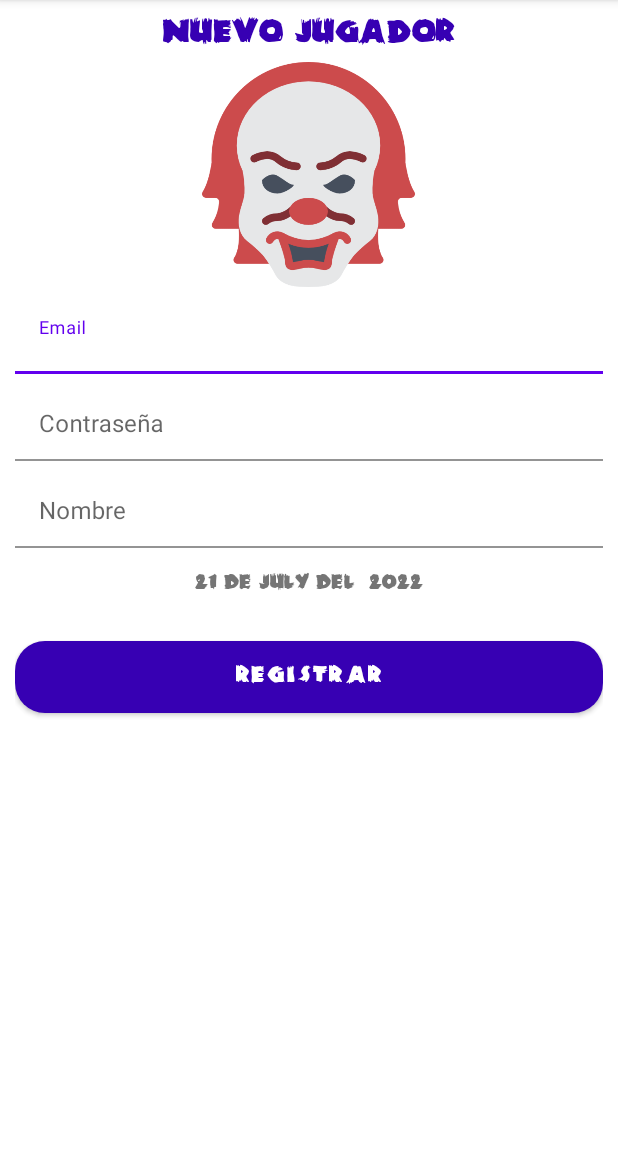
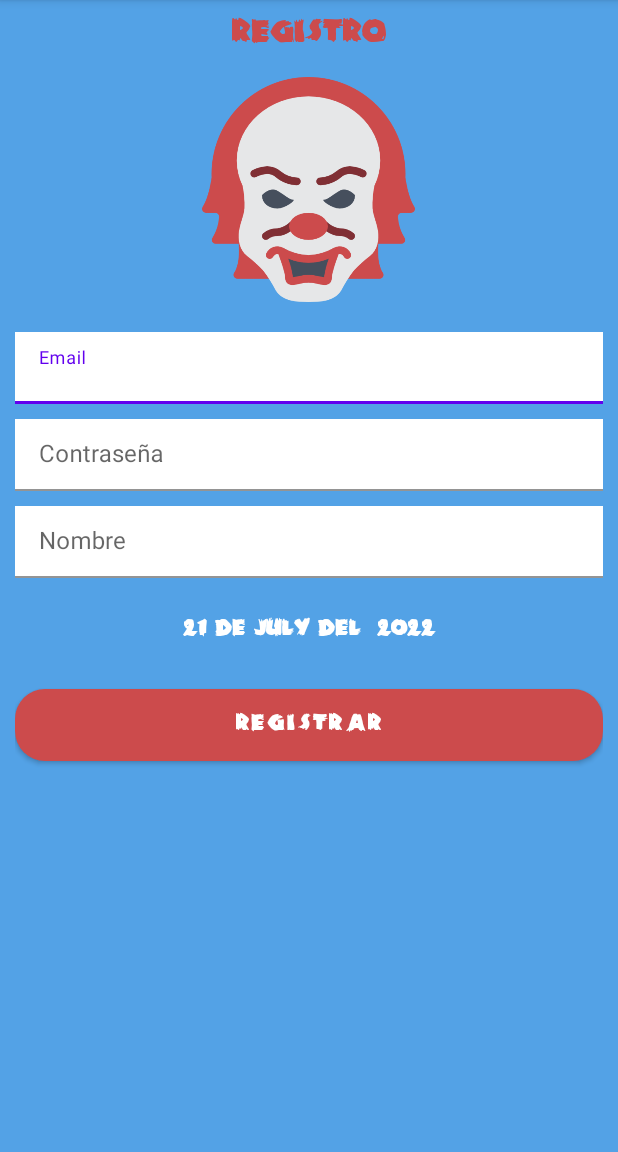
Before and after one commit to RonnyChamba/Juego-Payasos, an Android app: the screen it shows after launch (Registro), after a tap on "REGISTRO", on a phone screen of 412 x 824 dp, the part 84-1236 px from its top. Run offline under Robolectric (Android 15) with nearby library versions, the phone set to English and light mode, and no system bars; our stand-ins replace Firebase (no records; nobody signed in at launch, a user with empty details on screens opened directly); pictures from the network do not load.

Commit message:
mejoras disegno

```diff
--- a/app/build.gradle
+++ b/app/build.gradle
@@ -36,6 +36,7 @@ dependencies {
     implementation 'com.google.firebase:firebase-auth:21.0.6'           /*AUTENTICACIÓN*/
     implementation 'com.google.firebase:firebase-database:20.0.5'  /*BASE DATOS*/
     implementation 'com.airbnb.android:lottie:3.0.1' /*ANIMACION */
+    implementation 'com.github.bumptech.glide:glide:4.13.2'
     testImplementation 'junit:junit:4.13.2'
     androidTestImplementation 'androidx.test.ext:junit:1.1.3'
     androidTestImplementation 'androidx.test.espresso:espresso-core:3.4.0'
--- a/app/src/main/AndroidManifest.xml
+++ b/app/src/main/AndroidManifest.xml
@@ -2,10 +2,12 @@
 <manifest xmlns:android="http://schemas.android.com/apk/res/android"
     package="com.example.matapayasos">
 
+    <uses-permission android:name="android.permission.INTERNET" />
     <application
         android:allowBackup="true"
         android:icon="@mipmap/ic_launcher"
         android:label="@string/app_name"
+        android:usesCleartextTraffic="true"
         android:roundIcon="@mipmap/ic_launcher_round"
         android:supportsRtl="true"
         android:theme="@style/Theme.JuegoMataPayasos">
--- a/app/src/main/java/com/example/matapayasos/MainActivity.java
+++ b/app/src/main/java/com/example/matapayasos/MainActivity.java
@@ -4,13 +4,18 @@ import androidx.appcompat.app.AppCompatActivity;
 
 import android.content.Intent;
 import android.graphics.Typeface;
+import android.net.Uri;
 import android.os.Bundle;
 import android.widget.Button;
+import android.widget.ImageView;
+
+import com.bumptech.glide.Glide;
 
 public class MainActivity extends AppCompatActivity {
 
      Button btnLogin;
      Button btnRegistro;
+     ImageView imagen;
 
      @Override
     protected void onCreate(Bundle savedInstanceState) {
@@ -19,6 +24,7 @@ public class MainActivity extends AppCompatActivity {
 
          btnLogin = findViewById(R.id.btnLogin);
          btnRegistro = findViewById(R.id.btnRegistro);
+         imagen = findViewById(R.id.imageGif);
 
          btnLogin.setOnClickListener( (event) -> {
              Intent intent = new Intent(this, Login.class);
@@ -36,6 +42,9 @@ public class MainActivity extends AppCompatActivity {
          btnLogin.setTypeface(typeface);
          btnRegistro.setTypeface(typeface);
 
+
+         String url = "https://acegif.com/wp-content/uploads/clown-69.gif";
+         Uri urlParse = Uri.parse(url);
+         Glide.with(getApplicationContext()).load(urlParse).into(imagen);
      }
-
 }
--- a/app/src/main/java/com/example/matapayasos/Menu.java
+++ b/app/src/main/java/com/example/matapayasos/Menu.java
@@ -5,11 +5,14 @@ import androidx.appcompat.app.AppCompatActivity;
 
 import android.content.Intent;
 import android.graphics.Typeface;
+import android.net.Uri;
 import android.os.Bundle;
 import android.widget.Button;
+import android.widget.ImageView;
 import android.widget.TextView;
 import android.widget.Toast;
 
+import com.bumptech.glide.Glide;
 import com.google.firebase.auth.FirebaseAuth;
 import com.google.firebase.auth.FirebaseUser;
 import com.google.firebase.database.DataSnapshot;
@@ -24,20 +27,14 @@ public class Menu extends AppCompatActivity {
 
     FirebaseAuth auth;
     FirebaseUser user;
-    Button btnJugar;
-    Button btnPuntuacion;
-    Button btnAcercaDe;
-    Button btnCerrarSesion;
+    Button btnJugar, btnPuntuacion, btnAcercaDe, btnCerrarSesion;
 
-    TextView txtTituloMenu;
-    TextView txtUidJugadorMenu;
-    TextView txtZombieMenu;
-    TextView txtSubTituloMenu;
-    TextView txtCorreoJugadorMenu;
-    TextView txtNombreJugadorMenu;
+    TextView txtTituloMenu, txtUidJugadorMenu, txtZombieMenu, txtSubTituloMenu,
+            txtCorreoJugadorMenu, txtNombreJugadorMenu;
 
     FirebaseDatabase database;
     DatabaseReference jugadores;
+    ImageView imagen;
 
     @Override
     protected void onCreate(Bundle savedInstanceState) {
@@ -55,6 +52,7 @@ public class Menu extends AppCompatActivity {
         btnPuntuacion = findViewById(R.id.btnPuntaciones);
         btnAcercaDe = findViewById(R.id.btnHacerca);
         btnCerrarSesion = findViewById(R.id.btnCerrarSesion);
+        imagen = findViewById(R.id.imageGif);
 
         auth = FirebaseAuth.getInstance();
         user = auth.getCurrentUser();
@@ -98,9 +96,11 @@ public class Menu extends AppCompatActivity {
         btnPuntuacion.setTypeface(typeface);
         btnAcercaDe.setTypeface(typeface);
         btnCerrarSesion.setTypeface(typeface);
+        btnCerrarSesion.setOnClickListener((event) -> cerrarSesion());
 
-
-        btnCerrarSesion.setOnClickListener((event) -> cerrarSesion());
+        String url = "https://i.imgur.com/lMHQTjI.gif";
+        Uri urlParse = Uri.parse(url);
+        Glide.with(getApplicationContext()).load(urlParse).into(imagen);
 
     }
 
--- a/app/src/main/res/layout/activity_main.xml
+++ b/app/src/main/res/layout/activity_main.xml
@@ -12,6 +12,12 @@
         android:layout_height="match_parent"
         android:orientation="vertical"
         android:gravity="center">
+
+        <ImageView
+            android:id="@+id/imageGif"
+            android:layout_width="wrap_content"
+            android:layout_height="wrap_content"
+            android:adjustViewBounds="true" />
 
         <Button
             android:id="@+id/btnLogin"
--- a/app/src/main/res/layout/activity_registro.xml
+++ b/app/src/main/res/layout/activity_registro.xml
@@ -17,7 +17,7 @@
             android:layout_width="match_parent"
             android:layout_height="wrap_content"
             android:orientation="vertical"
-            android:layout_marginBottom="10dp"
+            android:layout_marginBottom="20dp"
             android:gravity="center">
 
             <TextView
@@ -28,7 +28,7 @@
                 android:textSize="@dimen/sizeTitle"
                 android:textStyle="bold"
                 android:textColor="@color/color_botones"
-                android:layout_marginBottom="0dp"
+                android:layout_marginBottom="10dp"
                 android:textAlignment="center"/>
 
             <ImageView
@@ -39,8 +39,6 @@
                 app:srcCompat="@drawable/icono_app" />
         </LinearLayout>
 
-
-
         <com.google.android.material.textfield.TextInputLayout
             android:layout_width="match_parent"
             android:layout_height="wrap_content"
@@ -49,6 +47,7 @@
             <EditText
                 android:id="@+id/txtCorreo"
                 android:layout_width="match_parent"
+                android:textColor="@color/color_botones"
                 android:layout_height="wrap_content"
                 android:inputType="textEmailAddress"
                 android:background="@color/white"
@@ -66,6 +65,7 @@
                 android:id="@+id/txtPassword"
                 android:background="@color/white"
                 android:layout_width="match_parent"
+                android:textColor="@color/color_botones"
                 android:layout_height="wrap_content"
                 android:inputType="textPassword"
                 android:hint="@string/txtPassword"/>
@@ -81,6 +81,7 @@
                 android:id="@+id/txtNombre"
                 android:background="@color/white"
                 android:layout_width="match_parent"
+                android:textColor="@color/color_botones"
                 android:layout_height="wrap_content"
                 android:hint="@string/txtNombre"/>
         </com.google.android.material.textfield.TextInputLayout>
@@ -89,11 +90,12 @@
             android:id="@+id/txtFecha"
             android:layout_width="match_parent"
             android:layout_height="wrap_content"
-            android:layout_marginTop="5dp"
+            android:layout_marginTop="15dp"
             android:layout_marginBottom="@dimen/mg_tb"
             android:textAlignment="center"
-            android:textSize="16dp"
+            android:textSize="18dp"
             android:textStyle="bold"
+            android:textColor="@color/white"
             android:text="@string/txtFecha"
             />
 
--- a/app/src/main/res/layout/gameover.xml
+++ b/app/src/main/res/layout/gameover.xml
@@ -30,6 +30,7 @@
         android:textStyle="bold"
         android:textSize="18sp"
         android:layout_marginBottom="10dp"
+        android:textColor="@color/color_botones"
         android:textAlignment="center"
         />
 
@@ -41,7 +42,7 @@
         android:textAlignment="center"
         android:layout_marginBottom="10dp"
         android:textSize="18sp"
-        android:textColor="@color/color_botones"
+        android:textColor="@color/white"
         />
     <com.airbnb.lottie.LottieAnimationView
         android:id="@+id/lottieMovimiento"
--- a/app/src/main/res/values/colors.xml
+++ b/app/src/main/res/values/colors.xml
@@ -7,6 +7,6 @@
     <color name="teal_700">#FF018786</color>
     <color name="black">#FF000000</color>
     <color name="white">#FFFFFFFF</color>
-    <color name="color_botones">#FF3700B3</color>
-    <color name="color_fondo">#FFFFFf</color>
+    <color name="color_botones">#CC4B4C</color>
+    <color name="color_fondo">#53A2E6</color>
 </resources>
--- a/app/src/main/res/values/strings.xml
+++ b/app/src/main/res/values/strings.xml
@@ -2,14 +2,14 @@
     <string name="app_name">Killer Payasos</string>
 
 
-    <dimen name="sizeTitle">25dp</dimen>
+    <dimen name="sizeTitle">25sp</dimen>
 
     <!-- Main Activity-->
     <string name="btnLogin">Login</string>
     <string name="btnRegistro">Registro</string>
 
     <!-- Nuevo Jugador -->
-    <string name="txtTitleRegistro">Nuevo Jugador</string>
+    <string name="txtTitleRegistro">Registro</string>
     <string name="txtNombre">Nombre</string>
     <string name="txtEmail">Email</string>
     <string name="txtPassword">Contraseña</string>
```
Also changed, not shown: app/src/main/res/layout/activity_login.xml (+8 -3 lines), app/src/main/res/layout/activity_menu.xml (+12 -8 lines), app/src/main/res/layout/activity_splash.xml (+19 -2 lines).
